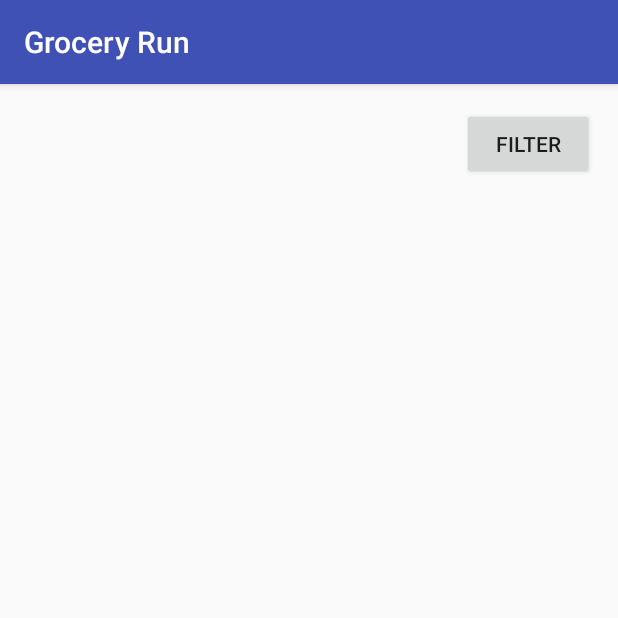
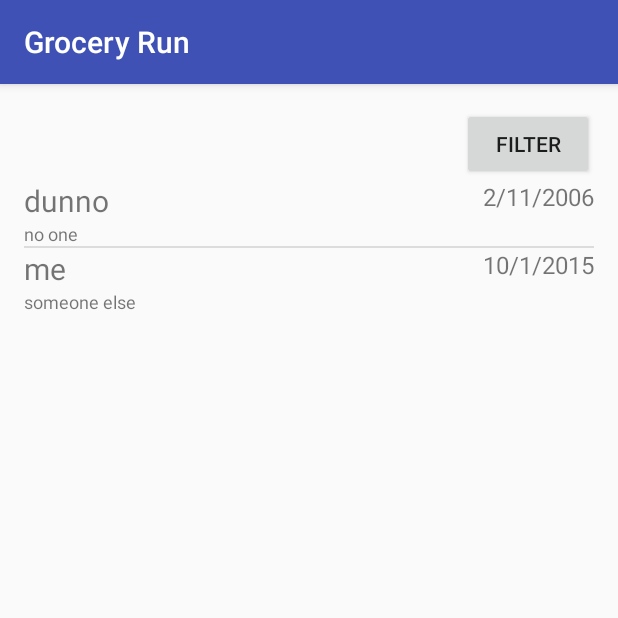
Before and after one commit to cs465uiuc/GroceryRun, an Android app: the Transactions screen opened directly, with no data from a screen before it, on a phone screen of 412 x 824 dp, the top half of it. Run offline under Robolectric (Android 15) with nearby library versions, the phone set to English and light mode, and no system bars.

Commit message:
transactions and profile page

```diff
--- a/app/src/main/AndroidManifest.xml
+++ b/app/src/main/AndroidManifest.xml
@@ -28,6 +28,7 @@
         <activity android:name=".Forum" />
         <activity android:name=".ConfirmTransaction" />
         <activity android:name=".FilterTransaction" />
+        <activity android:name=".ViewTransaction" />
         <activity android:name=".RateTransaction"></activity>
     </application>
 
--- a/app/src/main/java/com/cs465/groceryrun/groceryrun/Sign_in.java
+++ b/app/src/main/java/com/cs465/groceryrun/groceryrun/Sign_in.java
@@ -20,7 +20,6 @@ public class Sign_in extends AppCompatActivity {
         setContentView(R.layout.activity_sign_in);
     }
 
-
     public void signup(View v){
         Intent intent = new Intent(this,Sign_up.class);
         startActivity(intent);
--- /dev/null
+++ b/app/src/main/java/com/cs465/groceryrun/groceryrun/Transaction.java
@@ -0,0 +1,45 @@
+package com.cs465.groceryrun.groceryrun;
+
+import java.util.GregorianCalendar;
+
+/**
+ * Created by Oleksiy Kamenyev on 11/27/2015.
+ */
+public class Transaction {
+    String name;
+    String person;
+    GregorianCalendar date;
+    String status;
+
+    public String getName() {
+        return name;
+    }
+
+    public void setName(String name) {
+        this.name = name;
+    }
+
+    public String getPerson() {
+        return person;
+    }
+
+    public void setPerson(String person) {
+        this.person = person;
+    }
+
+    public GregorianCalendar getDate() {
+        return date;
+    }
+
+    public void setDate(GregorianCalendar date) {
+        this.date = date;
+    }
+
+    public String getStatus() {
+        return status;
+    }
+
+    public void setStatus(String status) {
+        this.status = status;
+    }
+}
--- /dev/null
+++ b/app/src/main/java/com/cs465/groceryrun/groceryrun/TransactionAdapter.java
@@ -0,0 +1,75 @@
+package com.cs465.groceryrun.groceryrun;
+
+import java.util.ArrayList;
+import java.util.GregorianCalendar;
+import java.util.Date;
+import java.util.Calendar;
+
+import android.app.ListActivity;
+import android.content.Context;
+import android.os.Bundle;
+import android.view.LayoutInflater;
+import android.view.View;
+import android.view.ViewGroup;
+import android.widget.BaseAdapter;
+import android.widget.TextView;
+import android.widget.TwoLineListItem;
+
+/**
+ * Created by Oleksiy Kamenyev on 11/27/2015.
+ */
+public class TransactionAdapter extends BaseAdapter {
+
+    private Context context;
+    private ArrayList<Transaction> transactions;
+
+    public TransactionAdapter(Context context, ArrayList<Transaction> transactions) {
+        this.context = context;
+        this.transactions = transactions;
+    }
+
+    @Override
+    public int getCount() {
+        return transactions.size();
+    }
+
+    @Override
+    public Object getItem(int position) {
+        return transactions.get(position);
+    }
+
+    @Override
+    public long getItemId(int position) {
+        return 0;
+    }
+
+    @Override
+    public View getView(int position, View convertView, ViewGroup parent) {
+
+
+        if (convertView == null) {
+            LayoutInflater inflater = (LayoutInflater) context
+                    .getSystemService(Context.LAYOUT_INFLATER_SERVICE);
+            convertView = (View) inflater.inflate(
+                    R.layout.activity_transaction_layout, null);
+        }
+
+        TextView name = (TextView)convertView.findViewById(R.id.list_entry_name);
+        TextView summary=(TextView)convertView.findViewById(R.id.list_entry_person);
+        TextView date=(TextView)convertView.findViewById(R.id.list_entry_date);
+
+        name.setText(transactions.get(position).getName());
+        summary.setText(transactions.get(position).getPerson());
+        date.setText(convertCalendarToString(transactions.get(position).getDate()));
+
+        return convertView;
+    }
+
+    private String convertCalendarToString(GregorianCalendar gc) {
+        int year = gc.get(Calendar.YEAR);
+        int month = gc.get(Calendar.MONTH);
+        int day = gc.get(Calendar.DAY_OF_MONTH);
+
+        return Integer.toString(month) + '/' + Integer.toString(day) + '/' + Integer.toString(year);
+    }
+}
--- a/app/src/main/java/com/cs465/groceryrun/groceryrun/Transactions.java
+++ b/app/src/main/java/com/cs465/groceryrun/groceryrun/Transactions.java
@@ -1,24 +1,64 @@
 package com.cs465.groceryrun.groceryrun;
+
+import java.util.ArrayList;
+import java.util.GregorianCalendar;
 
 import android.app.ListActivity;
 import android.content.Intent;
 import android.support.v7.app.AppCompatActivity;
 import android.os.Bundle;
 import android.view.View;
+import android.widget.TextView;
 import android.widget.ListView;
+import android.widget.ArrayAdapter;
+import android.widget.AdapterView;
 
 public class Transactions extends AppCompatActivity {
-
     @Override
     protected void onCreate(Bundle savedInstanceState) {
         super.onCreate(savedInstanceState);
         setContentView(R.layout.activity_transactions);
-    }
 
+        Transaction transaction;
+        GregorianCalendar gc;
 
-    public void confirmTrans(View v){
-        Intent intent = new Intent(this,ConfirmTransaction.class);
-        startActivity(intent);
+        ArrayList<Transaction> transactions = new ArrayList<>();
+
+        transaction = new Transaction();
+        transaction.setName("dunno");
+        transaction.setPerson("no one");
+        gc = new GregorianCalendar(2006, 2, 11);
+        transaction.setDate(gc);
+        transaction.setStatus("Confirmed");
+        transactions.add(transaction);
+
+        transaction = new Transaction();
+        transaction.setName("me");
+        transaction.setPerson("someone else");
+        gc = new GregorianCalendar(2015, 10, 1);
+        transaction.setDate(gc);
+        transaction.setStatus("Needs confirmation");
+        transactions.add(transaction);
+
+        final ListView listView = (ListView) findViewById(R.id.listView);
+        TransactionAdapter adapter = new TransactionAdapter(this, transactions);
+        listView.setAdapter(adapter);
+        listView.setOnItemClickListener(new ListView.OnItemClickListener() {
+            @Override
+            public void onItemClick(AdapterView<?> a, View v, int p, long l) {
+                Intent intent = new Intent(Transactions.this,ViewTransaction.class);
+                TextView nameTxt = (TextView) v.findViewById(R.id.list_entry_name);
+                String name = nameTxt.getText().toString();
+                TextView personTxt = (TextView) v.findViewById(R.id.list_entry_person);
+                String person = personTxt.getText().toString();
+                TextView dateTxt = (TextView) v.findViewById(R.id.list_entry_date);
+                String date = dateTxt.getText().toString();
+                intent.putExtra("TRANSACTION_NAME", name);
+                intent.putExtra("TRANSACTION_PERSON", person);
+                intent.putExtra("TRANSACTION_DATE", date);
+                startActivity(intent);
+            }
+        });
     }
 
     public void filterTrans(View v){
--- /dev/null
+++ b/app/src/main/res/layout/activity_transaction_layout.xml
@@ -0,0 +1,31 @@
+<?xml version="1.0" encoding="utf-8"?>
+<RelativeLayout xmlns:android="http://schemas.android.com/apk/res/android"
+    android:layout_width="fill_parent"
+    android:layout_height="fill_parent">
+
+    <TextView
+        android:id="@+id/list_entry_name"
+        android:layout_width="wrap_content"
+        android:layout_height="wrap_content"
+        android:textSize="20dp"
+        android:layout_alignParentLeft="true"
+        />
+
+    <TextView
+        android:id="@+id/list_entry_person"
+        android:layout_width="wrap_content"
+        android:layout_height="wrap_content"
+        android:layout_alignParentLeft="true"
+        android:textSize="12dp"
+        android:layout_below="@id/list_entry_name"
+        />
+
+    <TextView
+        android:id="@+id/list_entry_date"
+        android:layout_width="wrap_content"
+        android:layout_height="wrap_content"
+        android:layout_alignParentRight="true"
+        android:textSize="16dp"
+        />
+
+</RelativeLayout>
--- a/app/src/main/res/values/styles.xml
+++ b/app/src/main/res/values/styles.xml
@@ -1,7 +1,7 @@
 <resources>
 
     <!-- Base application theme. -->
-    <style name="AppTheme" parent="Theme.AppCompat.Light.DarkActionBar">
+    <style name="AppTheme" parent="Base.Theme.AppCompat.Light.DarkActionBar">
         <!-- Customize your theme here. -->
         <item name="colorPrimary">@color/colorPrimary</item>
         <item name="colorPrimaryDark">@color/colorPrimaryDark</item>
```
Also changed, not shown: app/src/main/java/com/cs465/groceryrun/groceryrun/Profile.java (+31 -0 lines), app/src/main/java/com/cs465/groceryrun/groceryrun/ViewTransaction.java (added, +93 -0 lines), app/src/main/res/layout/activity_confirm_transaction.xml (+3 -4 lines), app/src/main/res/layout/activity_listview.xml (added, +11 -0 lines), app/src/main/res/layout/activity_profile.xml (+21 -14 lines), app/src/main/res/layout/activity_view_transaction.xml (added, +112 -0 lines).
